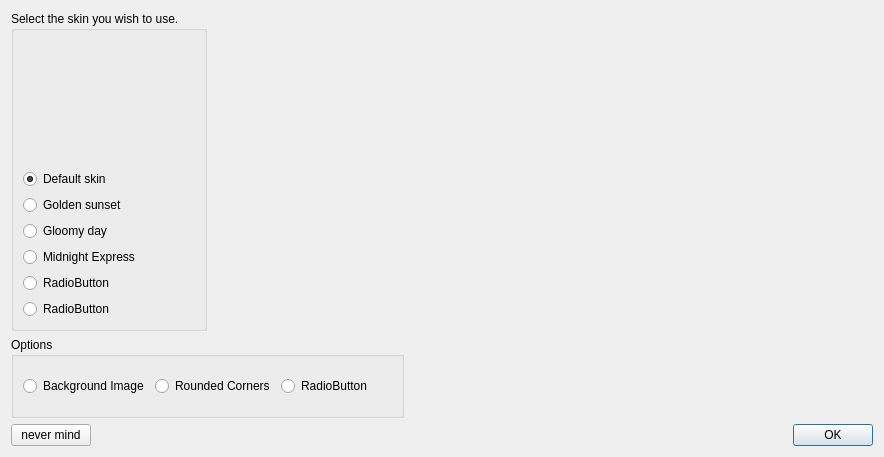
This is src/qt/forms/skinspage.ui in Crypto-Currency/Bitbar-Skins as Qt 5 draws it before an edit. The edited form follows.
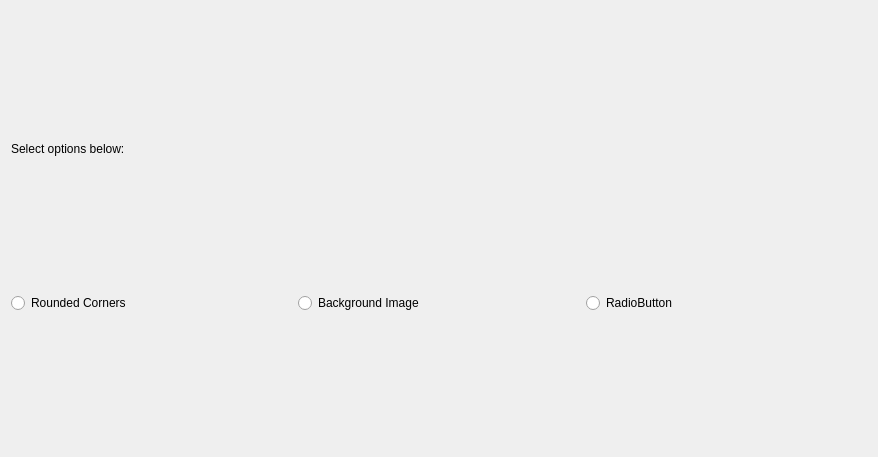
This is the edited form. Icons and pictures are not drawn.

The edit to the form file:
```diff
--- a/src/qt/forms/skinspage.ui
+++ b/src/qt/forms/skinspage.ui
@@ -6,7 +6,7 @@
    <rect>
     <x>0</x>
     <y>0</y>
-    <width>884</width>
+    <width>878</width>
     <height>457</height>
    </rect>
   </property>
@@ -20,140 +20,27 @@
   </property>
   <layout class="QVBoxLayout" name="verticalLayout">
    <item>
-    <layout class="QFormLayout" name="formLayout">
-     <item row="1" column="0">
-      <widget class="QGroupBox" name="groupBox">
-       <property name="title">
-        <string>Select the skin you wish to use.</string>
-       </property>
-       <layout class="QVBoxLayout" name="verticalLayout_2">
-        <property name="sizeConstraint">
-         <enum>QLayout::SetNoConstraint</enum>
-        </property>
-        <item>
-         <spacer name="verticalSpacer">
-          <property name="orientation">
-           <enum>Qt::Vertical</enum>
-          </property>
-          <property name="sizeHint" stdset="0">
-           <size>
-            <width>20</width>
-            <height>40</height>
-           </size>
-          </property>
-         </spacer>
-        </item>
-        <item>
-         <widget class="QRadioButton" name="radioButton_1">
-          <property name="text">
-           <string>Default skin</string>
-          </property>
-          <property name="checked">
-           <bool>true</bool>
-          </property>
-         </widget>
-        </item>
-        <item>
-         <widget class="QRadioButton" name="radioButton_2">
-          <property name="text">
-           <string>Golden sunset</string>
-          </property>
-         </widget>
-        </item>
-        <item>
-         <widget class="QRadioButton" name="radioButton_3">
-          <property name="text">
-           <string>Gloomy day</string>
-          </property>
-         </widget>
-        </item>
-        <item>
-         <widget class="QRadioButton" name="radioButton_4">
-          <property name="text">
-           <string>Midnight Express</string>
-          </property>
-         </widget>
-        </item>
-        <item>
-         <widget class="QRadioButton" name="radioButton_5">
-          <property name="text">
-           <string>RadioButton</string>
-          </property>
-         </widget>
-        </item>
-        <item>
-         <widget class="QRadioButton" name="radioButton_6">
-          <property name="text">
-           <string>RadioButton</string>
-          </property>
-         </widget>
-        </item>
-       </layout>
-      </widget>
-     </item>
-     <item row="3" column="0">
-      <widget class="QGroupBox" name="groupBox_2">
-       <property name="sizePolicy">
-        <sizepolicy hsizetype="Preferred" vsizetype="Fixed">
-         <horstretch>0</horstretch>
-         <verstretch>0</verstretch>
-        </sizepolicy>
-       </property>
-       <property name="title">
-        <string>Options</string>
-       </property>
-       <layout class="QHBoxLayout" name="horizontalLayout_2">
-        <property name="sizeConstraint">
-         <enum>QLayout::SetNoConstraint</enum>
-        </property>
-        <item>
-         <widget class="QRadioButton" name="rbBackground">
-          <property name="text">
-           <string>Background Image</string>
-          </property>
-         </widget>
-        </item>
-        <item>
-         <widget class="QRadioButton" name="rbRound">
-          <property name="text">
-           <string>Rounded Corners</string>
-          </property>
-         </widget>
-        </item>
-        <item>
-         <widget class="QRadioButton" name="radioButton">
-          <property name="text">
-           <string>RadioButton</string>
-          </property>
-         </widget>
-        </item>
-        <item>
-         <spacer name="verticalSpacer_2">
-          <property name="orientation">
-           <enum>Qt::Vertical</enum>
-          </property>
-          <property name="sizeHint" stdset="0">
-           <size>
-            <width>20</width>
-            <height>40</height>
-           </size>
-          </property>
-         </spacer>
-        </item>
-       </layout>
-      </widget>
-     </item>
-    </layout>
+    <layout class="QGridLayout" name="mainLayout"/>
+   </item>
+   <item>
+    <widget class="QLabel" name="label">
+     <property name="sizePolicy">
+      <sizepolicy hsizetype="Preferred" vsizetype="Maximum">
+       <horstretch>0</horstretch>
+       <verstretch>0</verstretch>
+      </sizepolicy>
+     </property>
+     <property name="text">
+      <string>Select options below:</string>
+     </property>
+    </widget>
    </item>
    <item>
     <layout class="QHBoxLayout" name="horizontalLayout">
      <item>
-      <widget class="QPushButton" name="deleteButton">
-       <property name="toolTip">
-        <string>Delete the currently selected address from the list</string>
-       </property>
+      <widget class="QRadioButton" name="rbRound">
        <property name="text">
-        <string>never mind</string>
+        <string>Rounded Corners</string>
        </property>
        <property name="icon">
         <iconset resource="../bitcoin.qrc">
@@ -162,28 +49,16 @@
       </widget>
      </item>
      <item>
-      <spacer name="horizontalSpacer">
-       <property name="orientation">
-        <enum>Qt::Horizontal</enum>
+      <widget class="QRadioButton" name="rbBackground">
+       <property name="text">
+        <string>Background Image</string>
        </property>
-       <property name="sizeHint" stdset="0">
-        <size>
-         <width>40</width>
-         <height>20</height>
-        </size>
-       </property>
-      </spacer>
+      </widget>
      </item>
      <item>
-      <widget class="QDialogButtonBox" name="buttonBox">
-       <property name="sizePolicy">
-        <sizepolicy hsizetype="Maximum" vsizetype="Fixed">
-         <horstretch>0</horstretch>
-         <verstretch>0</verstretch>
-        </sizepolicy>
-       </property>
-       <property name="standardButtons">
-        <set>QDialogButtonBox::Ok</set>
+      <widget class="QRadioButton" name="radioButton">
+       <property name="text">
+        <string>RadioButton</string>
        </property>
       </widget>
      </item>
```
Left out of the diff: 4 changed lines with no effect on the pictures.
